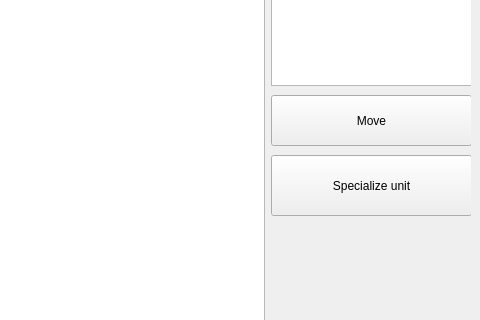
The window that Game/mapwindow.ui (Moisiov/TIE-02402_Ohjelmointi_3) describes before a commit, drawn with Qt 5; both pictures show x 320 to 800 and y 114 to 434 of the 800 by 600 pixel window.
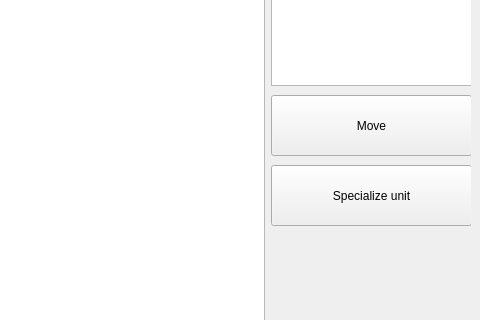
The same window after the commit. The open tabs and pages were chosen to show the change. Custom widgets are drawn as their Qt base class.

Patch:
```diff
--- a/Game/mapwindow.ui
+++ b/Game/mapwindow.ui
@@ -321,7 +321,7 @@
           <x>0</x>
           <y>180</y>
           <width>201</width>
-          <height>51</height>
+          <height>61</height>
          </rect>
         </property>
         <property name="toolTip">
@@ -335,7 +335,7 @@
         <property name="geometry">
          <rect>
           <x>0</x>
-          <y>240</y>
+          <y>250</y>
           <width>201</width>
           <height>61</height>
          </rect>
```
Left out of the diff: 34 changed lines with no effect on the pictures.
